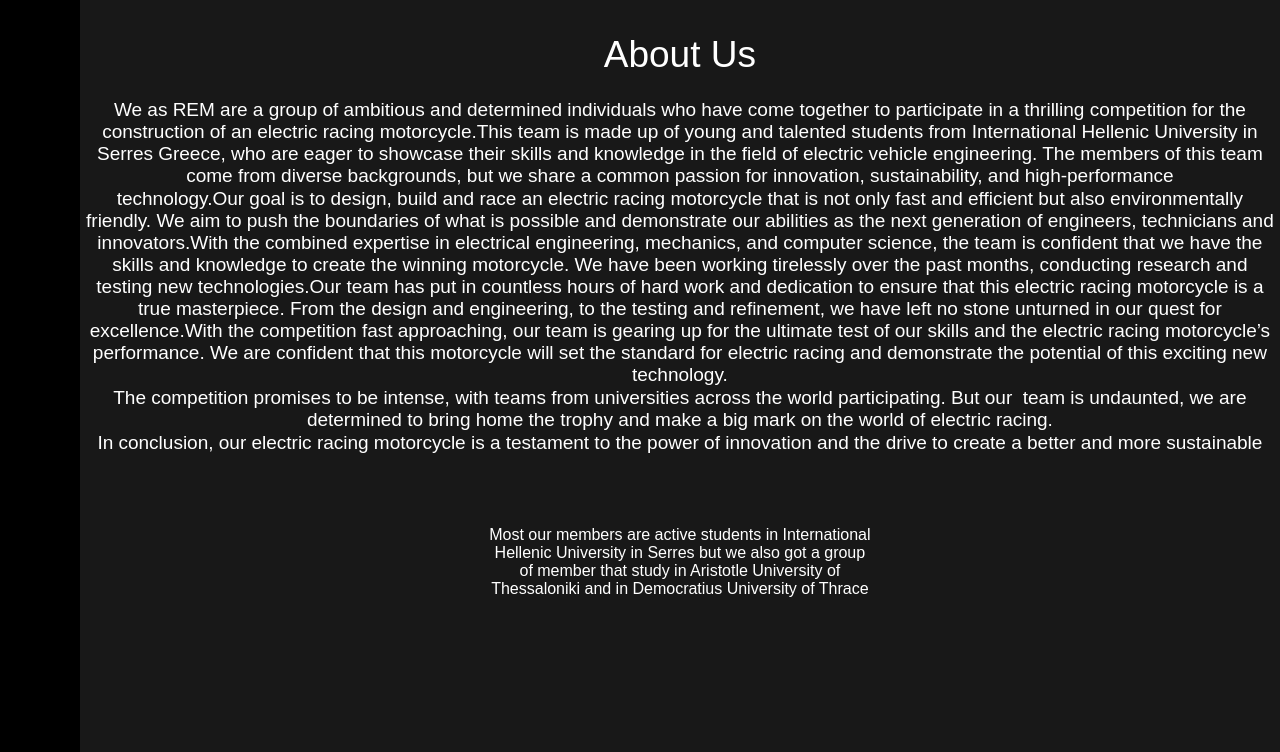
Qt form mainwindow.ui (Rem-Ihu/rem-ng-assist) before a commit.
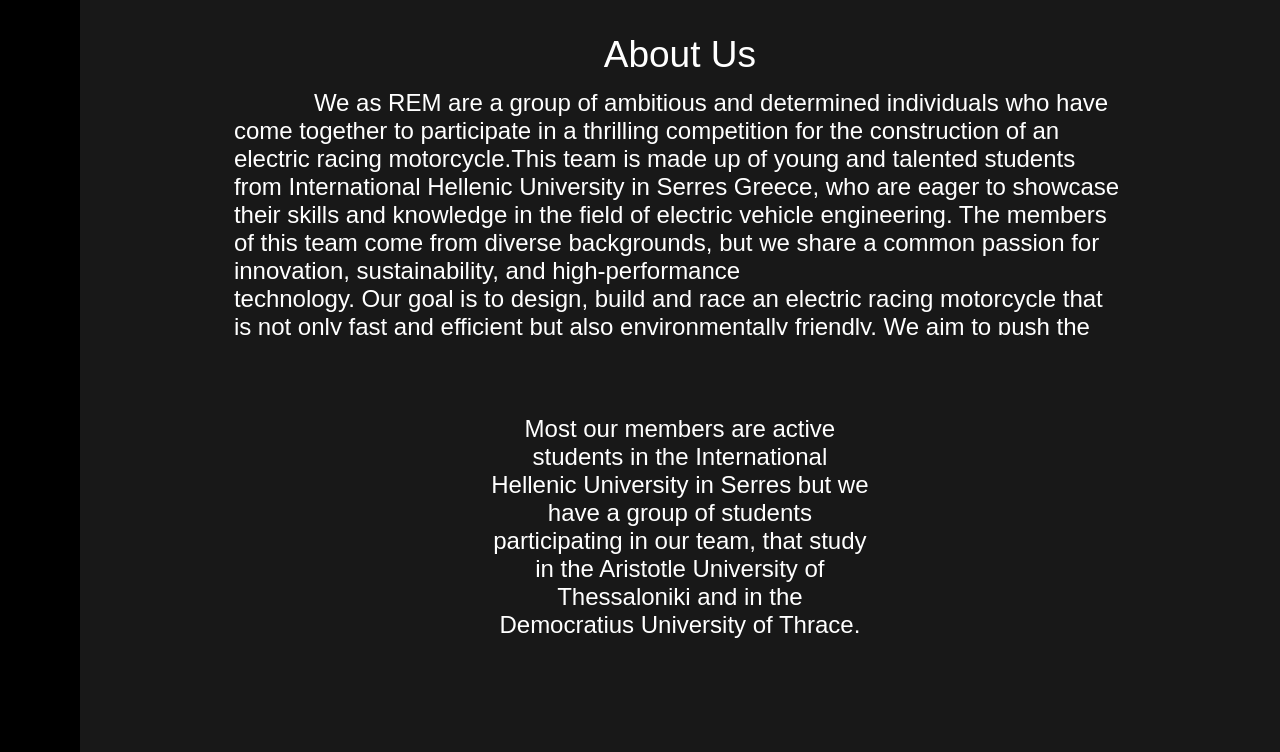
The same form after that commit. The open tabs and pages were chosen to show the change. Icons and pictures are not drawn.

```diff
--- a/mainwindow.ui
+++ b/mainwindow.ui
@@ -7226,8 +7226,8 @@
             <rect>
              <x>0</x>
              <y>0</y>
-             <width>1132</width>
-             <height>2181</height>
+             <width>1200</width>
+             <height>2065</height>
             </rect>
            </property>
            <layout class="QGridLayout" name="gridLayout_19">
@@ -7384,6 +7384,12 @@
                  <property name="enabled">
                   <bool>false</bool>
                  </property>
+                 <property name="minimumSize">
+                  <size>
+                   <width>900</width>
+                   <height>0</height>
+                  </size>
+                 </property>
                  <property name="maximumSize">
                   <size>
                    <width>500</width>
@@ -7393,6 +7399,7 @@
                  <property name="font">
                   <font>
                    <family>Arial</family>
+                   <pointsize>-1</pointsize>
                   </font>
                  </property>
                  <property name="styleSheet">
@@ -7416,7 +7423,7 @@
 hr { height: 1px; border-width: 0; }
 li.unchecked::marker { content: &quot;\2610&quot;; }
 li.checked::marker { content: &quot;\2612&quot;; }
-&lt;/style&gt;&lt;/head&gt;&lt;body style=&quot; font-family:'Arial'; font-size:13pt; font-weight:400; font-style:normal;&quot;&gt;
+&lt;/style&gt;&lt;/head&gt;&lt;body style=&quot; font-family:'Arial'; font-size:25px; font-weight:400; font-style:normal;&quot;&gt;
 &lt;p align=&quot;center&quot; style=&quot; margin-top:0px; margin-bottom:0px; margin-left:0px; margin-right:0px; -qt-block-indent:0; text-indent:0px;&quot;&gt;&lt;span style=&quot; font-family:'Segoe UI'; font-size:28pt;&quot;&gt;About Us&lt;/span&gt;&lt;/p&gt;&lt;/body&gt;&lt;/html&gt;</string>
                  </property>
                 </widget>
@@ -7434,18 +7441,47 @@
                  </property>
                 </spacer>
                </item>
-               <item row="1" column="1">
-                <spacer name="verticalSpacer_6">
-                 <property name="orientation">
-                  <enum>Qt::Vertical</enum>
+               <item row="2" column="1">
+                <widget class="QTextBrowser" name="textBrowser_3">
+                 <property name="minimumSize">
+                  <size>
+                   <width>900</width>
+                   <height>250</height>
+                  </size>
                  </property>
-                 <property name="sizeHint" stdset="0">
+                 <property name="maximumSize">
                   <size>
-                   <width>20</width>
-                   <height>40</height>
+                   <width>900</width>
+                   <height>16777215</height>
                   </size>
                  </property>
-                </spacer>
+                 <property name="font">
+                  <font>
+                   <family>Arial</family>
+                  </font>
+                 </property>
+                 <property name="styleSheet">
+                  <string notr="true">text-color:white;
+background-color: rgba(255, 0, 0, 0);
+border:none;
+padding-bottom: 0px;
+</string>
+                 </property>
+                 <property name="verticalScrollBarPolicy">
+                  <enum>Qt::ScrollBarAlwaysOff</enum>
+                 </property>
+                 <property name="html">
+                  <string>&lt;!DOCTYPE HTML PUBLIC &quot;-//W3C//DTD HTML 4.0//EN&quot; &quot;http://www.w3.org/TR/REC-html40/strict.dtd&quot;&gt;
+&lt;html&gt;&lt;head&gt;&lt;meta name=&quot;qrichtext&quot; content=&quot;1&quot; /&gt;&lt;meta charset=&quot;utf-8&quot; /&gt;&lt;style type=&quot;text/css&quot;&gt;
+p, li { white-space: pre-wrap; }
+hr { height: 1px; border-width: 0; }
+li.unchecked::marker { content: &quot;\2610&quot;; }
+li.checked::marker { content: &quot;\2612&quot;; }
+&lt;/style&gt;&lt;/head&gt;&lt;body style=&quot; font-family:'Arial'; font-size:13pt; font-weight:400; font-style:normal;&quot;&gt;
+&lt;p style=&quot; margin-top:0px; margin-bottom:0px; margin-left:0px; margin-right:0px; -qt-block-indent:0; text-indent:0px;&quot;&gt;&lt;span style=&quot; font-family:'Segoe UI'; font-size:18pt; color:#ffffff;&quot;&gt;	We as REM are a group of ambitious and determined individuals who have come together to participate in a thrilling competition for the construction of an electric racing motorcycle.This team is made up of young and talented students from International Hellenic University in Serres Greece, who are eager to showcase their skills and knowledge in the field of electric vehicle engineering. The members of this team come from diverse backgrounds, but we share a common passion for innovation, sustainability, and high-performance&lt;/span&gt;&lt;/p&gt;
+&lt;p style=&quot; margin-top:0px; margin-bottom:0px; margin-left:0px; margin-right:0px; -qt-block-indent:0; text-indent:0px;&quot;&gt;&lt;span style=&quot; font-family:'Segoe UI'; font-size:18pt; color:#ffffff;&quot;&gt;technology. Our goal is to design, build and race an electric racing motorcycle that is not only fast and efficient but also environmentally friendly. We aim to push the boundaries of what is possible and demonstrate our abilities as the next generation of engineers, technicians and innovators. With the combined expertise in electrical engineering, mechanics, and computer science, the team is confident that we have the skills and knowledge to create the winning motorcycle. We have been working tirelessly over the past months, conducting research and  testing new technologies. Our team has put in countless hours of hard work and dedication to ensure that this electric racing motorcycle is a true masterpiece. From the design and engineering, to the testing and refinement, we have left no stone unturned in our quest for excellence. With the competition fast approaching, our team is gearing up for the ultimate test of our skills and the electric racing motorcycle’s performance. We are confident that this motorcycle will set the standard for electric racing and demonstrate the potential of this exciting new technology.&lt;/span&gt;&lt;/p&gt;&lt;/body&gt;&lt;/html&gt;</string>
+                 </property>
+                </widget>
                </item>
               </layout>
              </widget>
@@ -7483,53 +7519,6 @@
               </property>
               <layout class="QGridLayout" name="gridLayout_25">
                <item row="1" column="0">
-                <spacer name="horizontalSpacer_6">
-                 <property name="orientation">
-                  <enum>Qt::Horizontal</enum>
-                 </property>
-                 <property name="sizeHint" stdset="0">
-                  <size>
-                   <width>40</width>
-                   <height>20</height>
-                  </size>
-                 </property>
-                </spacer>
-               </item>
-               <item row="2" column="1">
-                <widget class="QTextBrowser" name="textBrowser_Text3">
-                 <property name="enabled">
-                  <bool>false</bool>
-                 </property>
-                 <property name="maximumSize">
-                  <size>
-                   <width>16777215</width>
-                   <height>600</height>
-                  </size>
-                 </property>
-                 <property name="styleSheet">
-                  <string notr="true">color:white;
-background-color: rgba(255, 0, 0, 0);
-border:none;</string>
-                 </property>
-                 <property name="verticalScrollBarPolicy">
-                  <enum>Qt::ScrollBarAlwaysOff</enum>
-                 </property>
-                 <property name="horizontalScrollBarPolicy">
-                  <enum>Qt::ScrollBarAlwaysOff</enum>
-                 </property>
-                 <property name="html">
-                  <string>&lt;!DOCTYPE HTML PUBLIC &quot;-//W3C//DTD HTML 4.0//EN&quot; &quot;http://www.w3.org/TR/REC-html40/strict.dtd&quot;&gt;
-&lt;html&gt;&lt;head&gt;&lt;meta name=&quot;qrichtext&quot; content=&quot;1&quot; /&gt;&lt;meta charset=&quot;utf-8&quot; /&gt;&lt;style type=&quot;text/css&quot;&gt;
-p, li { white-space: pre-wrap; }
-hr { height: 1px; border-width: 0; }
-li.unchecked::marker { content: &quot;\2610&quot;; }
-li.checked::marker { content: &quot;\2612&quot;; }
-&lt;/style&gt;&lt;/head&gt;&lt;body style=&quot; font-family:'.AppleSystemUIFont'; font-size:13pt; font-weight:400; font-style:normal;&quot;&gt;
-&lt;p align=&quot;center&quot; style=&quot; margin-top:0px; margin-bottom:0px; margin-left:0px; margin-right:0px; -qt-block-indent:0; text-indent:0px;&quot;&gt;&lt;span style=&quot; font-family:'Segoe UI'; font-size:12pt;&quot;&gt;Most our members are active students in International Hellenic University in Serres but we also got a group of member that study in Aristotle University of Thessaloniki and in Democratius University of Thrace&lt;/span&gt;&lt;/p&gt;&lt;/body&gt;&lt;/html&gt;</string>
-                 </property>
-                </widget>
-               </item>
-               <item row="0" column="0">
                 <spacer name="horizontalSpacer_5">
                  <property name="orientation">
                   <enum>Qt::Horizontal</enum>
@@ -7545,7 +7534,54 @@
                  </property>
                 </spacer>
                </item>
+               <item row="1" column="2">
+                <spacer name="horizontalSpacer_7">
+                 <property name="orientation">
+                  <enum>Qt::Horizontal</enum>
+                 </property>
+                 <property name="sizeHint" stdset="0">
+                  <size>
+                   <width>40</width>
+                   <height>20</height>
+                  </size>
+                 </property>
+                </spacer>
+               </item>
                <item row="3" column="1">
+                <widget class="QTextBrowser" name="textBrowser_Text3">
+                 <property name="enabled">
+                  <bool>false</bool>
+                 </property>
+                 <property name="maximumSize">
+                  <size>
+                   <width>16777215</width>
+                   <height>600</height>
+                  </size>
+                 </property>
+                 <property name="styleSheet">
+                  <string notr="true">color:white;
+background-color: rgba(255, 0, 0, 0);
+border:none;</string>
+                 </property>
+                 <property name="verticalScrollBarPolicy">
+                  <enum>Qt::ScrollBarAlwaysOff</enum>
+                 </property>
+                 <property name="horizontalScrollBarPolicy">
+                  <enum>Qt::ScrollBarAlwaysOff</enum>
+                 </property>
+                 <property name="html">
+                  <string>&lt;!DOCTYPE HTML PUBLIC &quot;-//W3C//DTD HTML 4.0//EN&quot; &quot;http://www.w3.org/TR/REC-html40/strict.dtd&quot;&gt;
+&lt;html&gt;&lt;head&gt;&lt;meta name=&quot;qrichtext&quot; content=&quot;1&quot; /&gt;&lt;meta charset=&quot;utf-8&quot; /&gt;&lt;style type=&quot;text/css&quot;&gt;
+p, li { white-space: pre-wrap; }
+hr { height: 1px; border-width: 0; }
+li.unchecked::marker { content: &quot;\2610&quot;; }
+li.checked::marker { content: &quot;\2612&quot;; }
+&lt;/style&gt;&lt;/head&gt;&lt;body style=&quot; font-family:'.AppleSystemUIFont'; font-size:13pt; font-weight:400; font-style:normal;&quot;&gt;
+&lt;p align=&quot;center&quot; style=&quot; margin-top:0px; margin-bottom:0px; margin-left:0px; margin-right:0px; -qt-block-indent:0; text-indent:0px;&quot;&gt;&lt;span style=&quot; font-family:'Segoe UI'; font-size:18pt;&quot;&gt;Most our members are active students in the International Hellenic University in Serres but we have a group of students participating in our team, that study in the Aristotle University of Thessaloniki and in the Democratius University of Thrace.&lt;/span&gt;&lt;/p&gt;&lt;/body&gt;&lt;/html&gt;</string>
+                 </property>
+                </widget>
+               </item>
+               <item row="4" column="1">
                 <spacer name="verticalSpacer_7">
                  <property name="orientation">
                   <enum>Qt::Vertical</enum>
@@ -7558,7 +7594,7 @@
                  </property>
                 </spacer>
                </item>
-               <item row="0" column="1" rowspan="2">
+               <item row="1" column="1" rowspan="2">
                 <widget class="QLabel" name="label_OurTeamPhoto">
                  <property name="minimumSize">
                   <size>
@@ -7583,8 +7619,8 @@
                  </property>
                 </widget>
                </item>
-               <item row="0" column="2">
-                <spacer name="horizontalSpacer_7">
+               <item row="2" column="0">
+                <spacer name="horizontalSpacer_6">
                  <property name="orientation">
                   <enum>Qt::Horizontal</enum>
                  </property>
@@ -7599,41 +7635,59 @@
               </layout>
              </widget>
             </item>
-            <item row="2" column="0">
-             <widget class="QTextBrowser" name="textBrowser_3">
-              <property name="minimumSize">
+            <item row="0" column="0">
+             <widget class="QFrame" name="frame_BigPhotoIHU">
+              <property name="maximumSize">
                <size>
-                <width>500</width>
-                <height>360</height>
+                <width>188888</width>
+                <height>18888</height>
                </size>
               </property>
-              <property name="font">
-               <font>
-                <family>Arial</family>
-               </font>
+              <property name="frameShape">
+               <enum>QFrame::StyledPanel</enum>
               </property>
-              <property name="styleSheet">
-               <string notr="true">text-color:white;
-background-color: rgba(255, 0, 0, 0);
-border:none;</string>
+              <property name="frameShadow">
+               <enum>QFrame::Raised</enum>
               </property>
-              <property name="verticalScrollBarPolicy">
-               <enum>Qt::ScrollBarAlwaysOff</enum>
-              </property>
-              <property name="html">
-               <string>&lt;!DOCTYPE HTML PUBLIC &quot;-//W3C//DTD HTML 4.0//EN&quot; &quot;http://www.w3.org/TR/REC-html40/strict.dtd&quot;&gt;
-&lt;html&gt;&lt;head&gt;&lt;meta name=&quot;qrichtext&quot; content=&quot;1&quot; /&gt;&lt;meta charset=&quot;utf-8&quot; /&gt;&lt;style type=&quot;text/css&quot;&gt;
-p, li { white-space: pre-wrap; }
-hr { height: 1px; border-width: 0; }
-li.unchecked::marker { content: &quot;\2610&quot;; }
-li.checked::marker { content: &quot;\2612&quot;; }
-&lt;/style&gt;&lt;/head&gt;&lt;body style=&quot; font-family:'Arial'; font-size:13pt; font-weight:400; font-style:normal;&quot;&gt;
-&lt;p align=&quot;center&quot; style=&quot; margin-top:0px; margin-bottom:0px; margin-left:0px; margin-right:0px; -qt-block-indent:0; text-indent:0px;&quot;&gt;&lt;span style=&quot; font-family:'Segoe UI'; font-size:14pt; color:#ffffff;&quot;&gt;We as REM are a group of ambitious and determined individuals who have come together to participate in a thrilling competition for the construction of an electric racing motorcycle.This team is made up of young and talented students from International Hellenic University in Serres Greece, who are eager to showcase their skills and knowledge in the field of electric vehicle engineering. The members of this team come from diverse backgrounds, but we share a common passion for innovation, sustainability, and high-performance&lt;/span&gt;&lt;/p&gt;
-&lt;p align=&quot;center&quot; style=&quot; margin-top:0px; margin-bottom:0px; margin-left:0px; margin-right:0px; -qt-block-indent:0; text-indent:0px;&quot;&gt;&lt;span style=&quot; font-family:'Segoe UI'; font-size:14pt; color:#ffffff;&quot;&gt;technology.Our goal is to design, build and race an electric racing motorcycle that is not only fast and efficient but also environmentally friendly. We aim to push the boundaries of what is possible and demonstrate our abilities as the next generation of engineers, technicians and innovators.With the combined expertise in electrical engineering, mechanics, and computer science, the team is confident that we have the skills and knowledge to create the winning motorcycle. We have been working tirelessly over the past months, conducting research and  testing new technologies.Our team has put in countless hours of hard work and dedication to ensure that this electric racing motorcycle is a true masterpiece. From the design and engineering, to the testing and refinement, we have left no stone unturned in our quest for excellence.With the competition fast approaching, our team is gearing up for the ultimate test of our skills and the electric racing motorcycle’s performance. We are confident that this motorcycle will set the standard for electric racing and demonstrate the potential of this exciting new technology.&lt;/span&gt;&lt;/p&gt;
-&lt;p align=&quot;center&quot; style=&quot; margin-top:0px; margin-bottom:0px; margin-left:0px; margin-right:0px; -qt-block-indent:0; text-indent:0px;&quot;&gt;&lt;span style=&quot; font-family:'Segoe UI'; font-size:14pt; color:#ffffff;&quot;&gt;The competition promises to be intense, with teams from universities across the world participating. But our  team is undaunted, we are determined to bring home the trophy and make a big mark on the world of electric racing.&lt;/span&gt;&lt;/p&gt;
-&lt;p align=&quot;center&quot; style=&quot; margin-top:0px; margin-bottom:0px; margin-left:0px; margin-right:0px; -qt-block-indent:0; text-indent:0px;&quot;&gt;&lt;span style=&quot; font-family:'Segoe UI'; font-size:14pt; color:#ffffff;&quot;&gt;In conclusion, our electric racing motorcycle is a testament to the power of innovation and the drive to create a better and more sustainable future.&lt;/span&gt;&lt;/p&gt;
-&lt;p align=&quot;center&quot; style=&quot;-qt-paragraph-type:empty; margin-top:0px; margin-bottom:0px; margin-left:0px; margin-right:0px; -qt-block-indent:0; text-indent:0px; font-family:'Segoe UI'; font-size:14pt; color:#ffffff;&quot;&gt;&lt;br /&gt;&lt;/p&gt;&lt;/body&gt;&lt;/html&gt;</string>
-              </property>
+              <layout class="QGridLayout" name="gridLayout_20">
+               <property name="sizeConstraint">
+                <enum>QLayout::SetNoConstraint</enum>
+               </property>
+               <property name="leftMargin">
+                <number>0</number>
+               </property>
+               <property name="topMargin">
+                <number>0</number>
+               </property>
+               <property name="rightMargin">
+                <number>0</number>
+               </property>
+               <property name="bottomMargin">
+                <number>0</number>
+               </property>
+               <property name="spacing">
+                <number>0</number>
+               </property>
+               <item row="0" column="0">
+                <widget class="QLabel" name="label_photoIHU">
+                 <property name="maximumSize">
+                  <size>
+                   <width>1200</width>
+                   <height>457</height>
+                  </size>
+                 </property>
+                 <property name="text">
+                  <string/>
+                 </property>
+                 <property name="pixmap">
+                  <pixmap resource="icons.qrc">:/icons/ihu-photo.png</pixmap>
+                 </property>
+                 <property name="scaledContents">
+                  <bool>true</bool>
+                 </property>
+                </widget>
+               </item>
+              </layout>
              </widget>
             </item>
            </layout>
```
Left out of the diff: 435 changed lines with no effect on the pictures.
